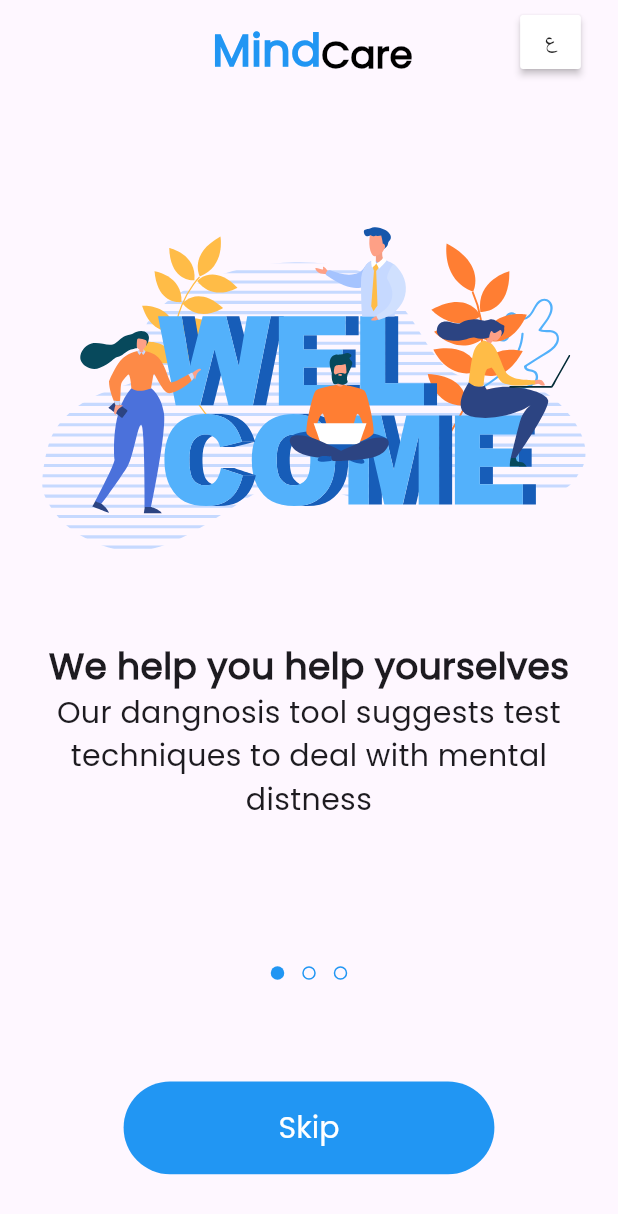
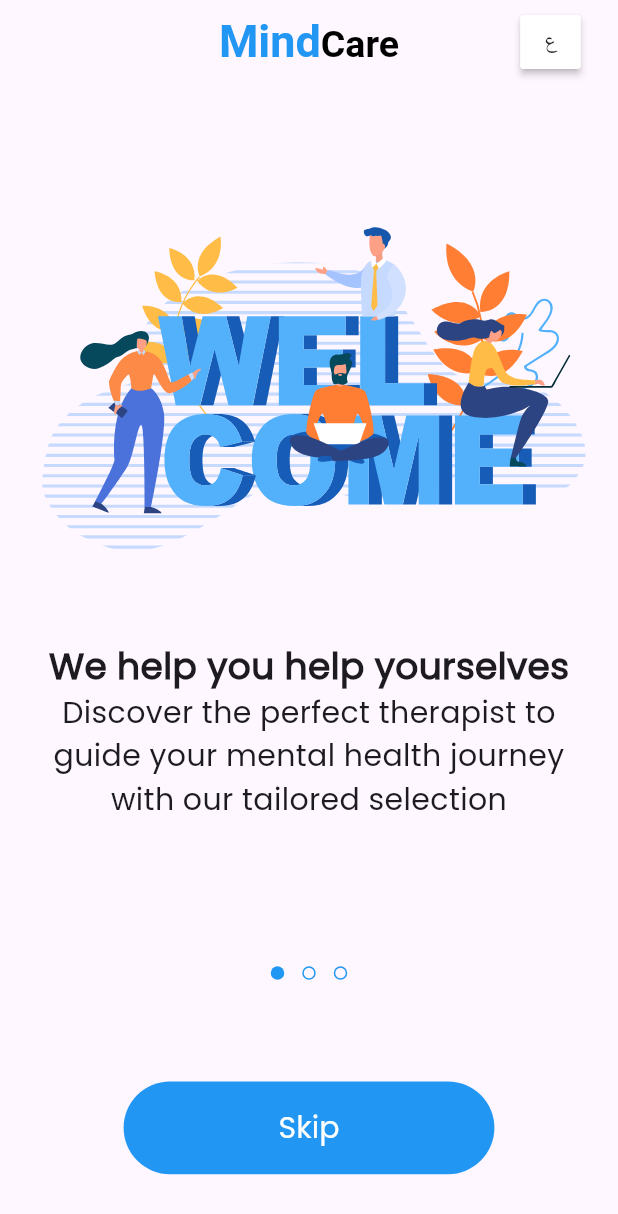
Before and after one commit to abraamhossam/mindcare_app, a Flutter app: the screen it shows after launch, on a phone screen of 412 x 824 dp. Shown: the top 1214 px of the screen. Run offline on Flutter 3.47's test engine with Material 3 defaults, Android fonts, the phone set to English and light mode, and no system bars; drawn by our look-alikes of dots_indicator; our stand-ins replace dio, easy_date_timeline, get, lottie, shared_preferences; missing offline and left inert: awesome_icons, flutter_paypal_checkout; project files that could hold a hidden picture were left out; key blocks and very long unbroken strings in the code were emptied for the run.

Commit message:
sec commit

```diff
--- a/lib/Ahmed Elsanousy/Screens/doctor_search.dart
+++ b/lib/Ahmed Elsanousy/Screens/doctor_search.dart
@@ -3,7 +3,7 @@
 import 'package:flutter/material.dart';
 import 'package:get/get.dart';
 import 'package:mindcare_app/Ahmed%20Elsanousy/Custom%20Widgets/custom_doctor_card.dart';
-import 'package:mindcare_app/Ahmed%20Elsanousy/Doctors%20data/listOfDoctors.dart';
+import 'package:mindcare_app/Ahmed%20Elsanousy/Doctors%20data/list_of_doctors.dart';
 import 'package:mindcare_app/Ahmed%20Elsanousy/Screens/make_appointment.dart';
 
 class doctorSearch extends StatelessWidget {
--- /dev/null
+++ b/lib/Langauge/language.dart
@@ -0,0 +1,26 @@
+import 'package:get/get.dart';
+
+class Language implements Translations {
+  @override
+  // TODO: implement keys
+  Map<String, Map<String, String>> get keys => {
+        "en": {
+          "page1 text": "We help you help yourselves",
+          "page1 subText":
+              "Our diaggnosis tool suggests test techniques to deal with mental distness",
+          "page2 text": "Find the right therapist for you",
+          "page2 subText":
+              "Discover the perfect therapist to guide your mental health journey with our tailored selection",
+          "page3 text": "Let us lend a hand",
+        },
+        "ar": {
+          "page1 text": "نحن نساعدك في مساعدة نفسك",
+          "page1 subText":
+              "تقترح أداة التشخيص الخاصة بنا تقنيات اختبار للتعامل مع التشتت الذهني",
+          "page2 text": "اعثر على المعالج النفسي المناسب لك",
+          "page2 subText":
+              "اكتشف المعالج النفسي المثالي لتوجيه رحلتك في مجال الصحة النفسية من خلال مجموعتنا المخصصة",
+          "page3 text": "دعنا نساعدك",
+        },
+      };
+}
--- /dev/null
+++ b/lib/Langauge/language_controller.dart
@@ -0,0 +1,23 @@
+import 'package:flutter/cupertino.dart';
+import 'package:get/get.dart';
+import 'package:mindcare_app/main.dart';
+
+class LanguageController extends GetxController {
+  String langeCode = "en";
+  //Locale initLang = const Locale("en");
+  Locale initLang = sharedPrefs!.getString("lang") == null
+      ? const Locale("en")
+      : Locale(sharedPrefs!.getString("lang")!);
+
+  void changeLang() {
+    if (langeCode == "en") {
+      langeCode = "ar";
+      sharedPrefs!.setString("lang", "ar");
+      Get.updateLocale(Locale(langeCode));
+    } else {
+      langeCode = "en";
+      sharedPrefs!.setString("lang", "en");
+      Get.updateLocale(Locale(langeCode));
+    }
+  }
+}
--- a/lib/main.dart
+++ b/lib/main.dart
@@ -5,15 +5,21 @@ import 'package:mindcare_app/Ahmed%20Elsanousy/Screens/doctor_search.dart';
 import 'package:mindcare_app/Ahmed%20Elsanousy/Screens/home_page.dart';
 import 'package:mindcare_app/Ahmed%20Elsanousy/Screens/make_appointment.dart';
 import 'package:mindcare_app/Ahmed%20Elsanousy/Screens/test_page.dart';
+import 'package:mindcare_app/Langauge/language.dart';
+import 'package:mindcare_app/Langauge/language_controller.dart';
 import 'package:mindcare_app/constants.dart';
 import 'package:mindcare_app/view/init_view.dart';
 import 'package:mindcare_app/view/reset_view.dart';
 import 'package:mindcare_app/view/sign_in_view.dart';
 import 'package:mindcare_app/view/sign_up_view.dart';
 import 'package:mindcare_app/view/splash_view.dart';
+import 'package:shared_preferences/shared_preferences.dart';
 import 'view/widgets/pay_view.dart';
 
-void main() {
+SharedPreferences? sharedPrefs;
+void main() async {
+  WidgetsFlutterBinding.ensureInitialized();
+  sharedPrefs = await SharedPreferences.getInstance();
   runApp(
     const MindCareApp(),
   );
@@ -24,11 +30,14 @@ class MindCareApp extends StatelessWidget {
 
   @override
   Widget build(BuildContext context) {
+    LanguageController language = Get.put(LanguageController());
     return GetMaterialApp(
       debugShowCheckedModeBanner: false,
       theme: ThemeData(
         fontFamily: kFontFamily,
       ),
+      locale: language.initLang,
+      translations: Language(),
       getPages: [
         GetPage(
           name: SplashView.id,
--- a/lib/view/widgets/custom_init_view_title.dart
+++ b/lib/view/widgets/custom_init_view_title.dart
@@ -1,8 +1,7 @@
 import 'package:flutter/material.dart';
 import 'package:get/get.dart';
+import 'package:mindcare_app/Langauge/language_controller.dart';
 import 'package:mindcare_app/constants.dart';
-
-import 'pay_view.dart';
 
 class CustomInitViewTitle extends StatelessWidget {
   const CustomInitViewTitle({
@@ -11,7 +10,45 @@ class CustomInitViewTitle extends StatelessWidget {
 
   @override
   Widget build(BuildContext context) {
-    return Row(
+    LanguageController language = Get.find();
+    return AppBar(
+      centerTitle: true,
+      title: const Text.rich(
+        TextSpan(
+            text: "Mind",
+            style: TextStyle(
+              fontSize: 30,
+              color: kPrimaryColor,
+              fontWeight: FontWeight.bold,
+            ),
+            children: <TextSpan>[
+              TextSpan(
+                text: "Care",
+                style: TextStyle(
+                  color: Colors.black,
+                  fontWeight: FontWeight.bold,
+                  fontSize: 25,
+                ),
+              ),
+            ]),
+      ),
+      actions: [
+        Padding(
+          padding: const EdgeInsets.symmetric(horizontal: 5),
+          child: MaterialButton(
+            onPressed: () {
+              // to pay page
+              language.changeLang();
+            },
+            minWidth: 10,
+            color: Colors.white,
+            child: const Text("ع"),
+          ),
+        ),
+      ],
+    );
+
+    /* Row(
       mainAxisAlignment: MainAxisAlignment.center,
       crossAxisAlignment: CrossAxisAlignment.end,
       children: [
@@ -42,7 +79,7 @@ class CustomInitViewTitle extends StatelessWidget {
           child: MaterialButton(
             onPressed: () {
               // to pay page
-              Get.toNamed(PayView.id);
+              language.changeLang();
             },
             minWidth: 10,
             color: Colors.white,
@@ -50,6 +87,6 @@ class CustomInitViewTitle extends StatelessWidget {
           ),
         ),
       ],
-    );
+    ); */
   }
 }
--- a/lib/view/widgets/custom_page_view.dart
+++ b/lib/view/widgets/custom_page_view.dart
@@ -1,4 +1,5 @@
 import 'package:flutter/material.dart';
+import 'package:get/get.dart';
 import 'package:mindcare_app/view/widgets/custom_page_view_iteam.dart';
 
 class CustomPageView extends StatelessWidget {
@@ -8,12 +9,11 @@ class CustomPageView extends StatelessWidget {
   Widget build(BuildContext context) {
     return PageView(
       controller: pageController,
-      children: const [
+      children: [
         CustomPageViewIteam(
           image: "assets/images/1 (2).json",
-          text: "We help you help yourselves",
-          subText:
-              "Our dangnosis tool suggests test techniques to deal with mental distness",
+          text: "page1 text".tr,
+          subText: "page2 subText".tr,
         ),
         CustomPageViewIteam(
           image: "assets/images/1 (3).json",
--- a/lib/view/widgets/custom_page_view_iteam.dart
+++ b/lib/view/widgets/custom_page_view_iteam.dart
@@ -2,14 +2,15 @@ import 'package:flutter/material.dart';
 import 'package:lottie/lottie.dart';
 import 'package:mindcare_app/utils/size_config.dart';
 
+// ignore: must_be_immutable
 class CustomPageViewIteam extends StatelessWidget {
-  const CustomPageViewIteam(
+  CustomPageViewIteam(
       {super.key,
       required this.image,
       required this.text,
       required this.subText});
   final String image;
-  final String text;
+  String? text;
   final String subText;
   @override
   Widget build(BuildContext context) {
@@ -24,7 +25,7 @@ class CustomPageViewIteam extends StatelessWidget {
           height: SizeConfig.height! * 0.4,
         ),
         Text(
-          text,
+          text!,
           style: const TextStyle(
             fontSize: 24,
             fontWeight: FontWeight.bold,
--- a/lib/view/widgets/sign_in_view_body.dart
+++ b/lib/view/widgets/sign_in_view_body.dart
@@ -1,6 +1,6 @@
 import 'package:flutter/material.dart';
 import 'package:get/get.dart';
-import 'package:mindcare_app/Ahmed%20Elsanousy/Screens/home_page.dart';
+
 import 'package:mindcare_app/utils/size_config.dart';
 import 'package:mindcare_app/view/reset_view.dart';
 import 'package:mindcare_app/view/sign_up_view.dart';
--- a/pubspec.yaml
+++ b/pubspec.yaml
@@ -39,6 +39,7 @@ dependencies:
   get: ^4.6.6
   google_fonts: ^4.0.4
   lottie: ^3.0.0
+  shared_preferences: ^2.2.2
   url_launcher: ^6.2.4
 dev_dependencies:
   flutter_lints: ^2.0.0
```
Also changed, not shown: lib/Ahmed Elsanousy/Doctors data/list_of_doctors.dart (renamed from lib/Ahmed Elsanousy/Doctors data/listOfDoctors.dart), pubspec.lock, 1 other file.
